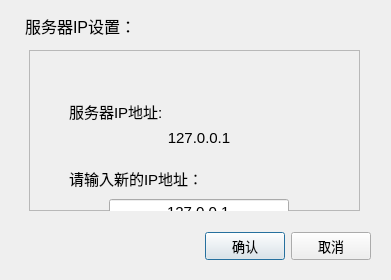
The window that ServerConfig.ui (JiaboLi-GitHub/SPDS-Client) describes before a commit, drawn with Qt 5.
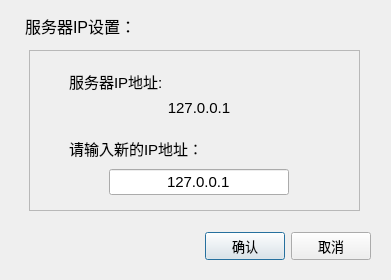
The same window after the commit.

Commit message: 修复ui变形

```diff
--- a/ServerConfig.ui
+++ b/ServerConfig.ui
@@ -111,7 +111,7 @@
       <x>40</x>
       <y>10</y>
       <width>251</width>
-      <height>143</height>
+      <height>165</height>
      </rect>
     </property>
     <layout class="QVBoxLayout" name="_2">
@@ -123,10 +123,13 @@
        <property name="orientation">
         <enum>Qt::Vertical</enum>
        </property>
+       <property name="sizeType">
+        <enum>QSizePolicy::Fixed</enum>
+       </property>
        <property name="sizeHint" stdset="0">
         <size>
          <width>20</width>
-         <height>40</height>
+         <height>10</height>
         </size>
        </property>
       </spacer>
```
Left out of the diff: 35 changed lines with no effect on the pictures. The commit also changes 1 other file.
